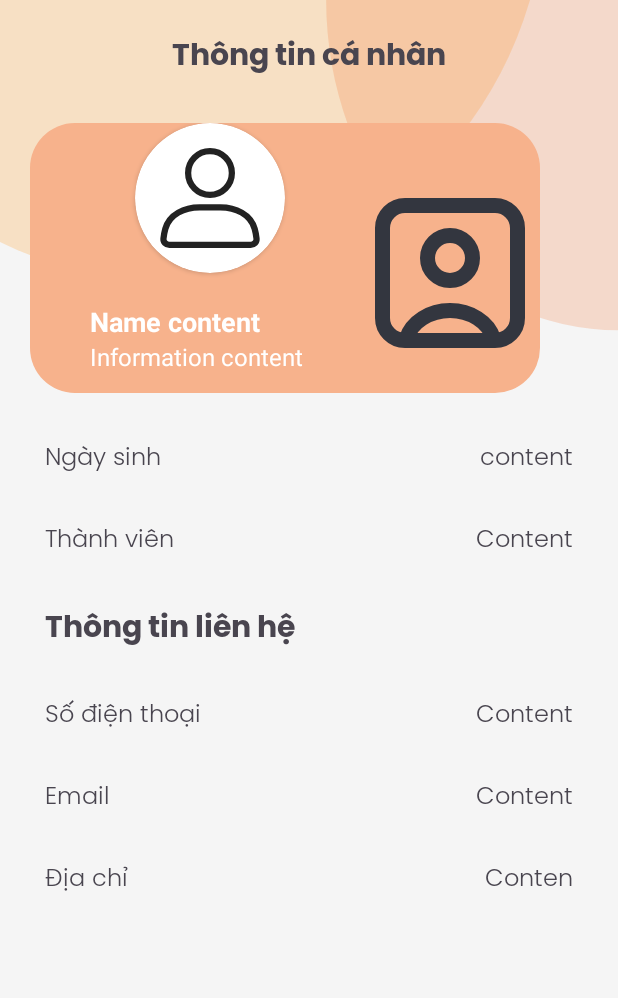
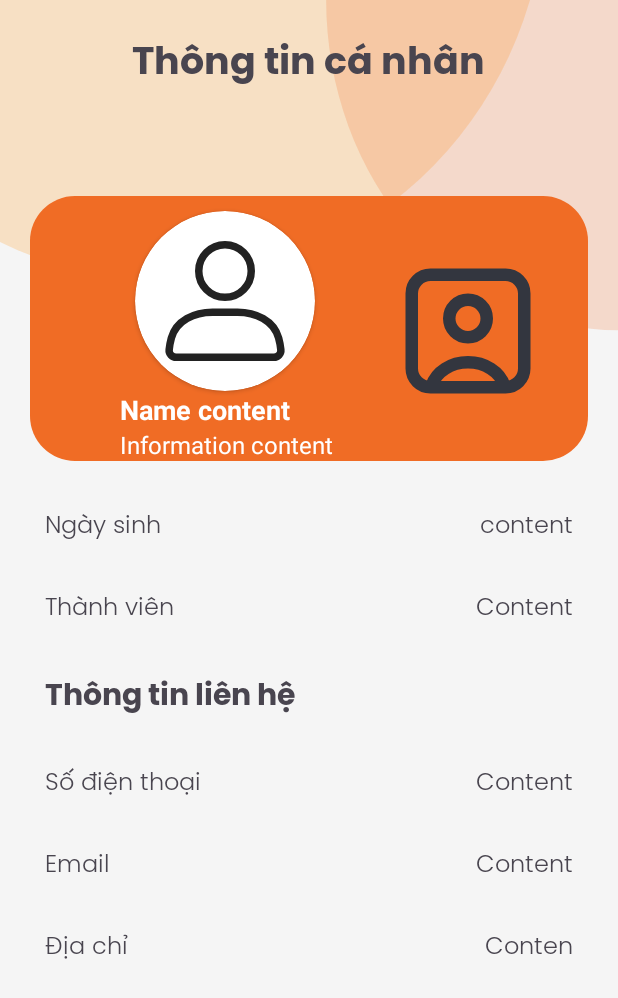
Before and after one commit to Dinh-Linh/FrontEnd_HikariCP_HIT_PRODUCT_2024, an Android app: the layout fragment_information.xml on its own in the app's theme, with its tools: preview values and no code run, on a phone screen of 412 x 824 dp. Shown: the top 998 px of the screen. Run offline under Robolectric (Android 15) with nearby library versions, the phone set to English and light mode, and no system bars.

Commit message:
Fix User Information, update fake avatar, qr

```diff
--- a/app/src/main/java/com/example/hit_product/data/Information.kt
+++ b/app/src/main/java/com/example/hit_product/data/Information.kt
@@ -5,7 +5,7 @@ data class Information(
     val username: String,
     val fullName: String,
     val email: String,
-    val avatar: String,
+    val avatar: String?,
     val phone: String,
     val address: String,
     val className: String,
@@ -13,7 +13,7 @@ data class Information(
     val gen: String,
     val numberCourse: Int,
     val status: String,
-    val qr: String,
+    val qr: String?,
     val role: Role
 )
 
--- a/app/src/main/res/drawable/profile_bg.xml
+++ b/app/src/main/res/drawable/profile_bg.xml
@@ -2,6 +2,6 @@
 <shape xmlns:android="http://schemas.android.com/apk/res/android"
     android:shape="rectangle">
     <corners android:radius="30dp"/>
-    <solid android:color="@color/light_orange"/>
+    <solid android:color="@color/orange"/>
 
 </shape>
--- a/app/src/main/res/layout/class_information.xml
+++ b/app/src/main/res/layout/class_information.xml
@@ -6,7 +6,7 @@
     xmlns:app="http://schemas.android.com/apk/res-auto">
 
     <FrameLayout
-        android:layout_width="wrap_content"
+        android:layout_width="match_parent"
         android:layout_height="wrap_content"
         android:layout_marginLeft="20dp"
         android:layout_marginRight="20dp"
@@ -16,19 +16,21 @@
         <FrameLayout
             android:layout_width="match_parent"
             android:layout_height="wrap_content"
-            android:orientation="horizontal">
+            android:orientation="horizontal"
+            android:layout_marginLeft="30dp">
 
             <FrameLayout
                 android:layout_width="match_parent"
                 android:layout_height="wrap_content"
-                android:layout_marginLeft="40dp"
+                android:layout_marginLeft="30dp"
                 android:orientation="vertical">
 
                 <androidx.cardview.widget.CardView
-                    android:layout_width="100dp"
-                    android:layout_height="100dp"
-                    android:layout_marginLeft="30dp"
-                    app:cardCornerRadius="50dp">
+                    android:layout_width="120dp"
+                    android:layout_height="120dp"
+                    android:layout_marginLeft="10dp"
+                    android:layout_marginTop="10dp"
+                    app:cardCornerRadius="60dp">
 
                     <ImageView
                         android:id="@+id/avatar"
@@ -42,7 +44,7 @@
                 <LinearLayout
                     android:layout_width="wrap_content"
                     android:layout_height="wrap_content"
-                    android:layout_marginTop="120dp"
+                    android:layout_marginTop="130dp"
                     android:orientation="vertical">
 
                     <TextView
@@ -69,11 +71,11 @@
 
             <ImageView
                 android:id="@+id/qr"
-                android:layout_width="120dp"
-                android:layout_height="120dp"
-                android:layout_marginLeft="220dp"
+                android:layout_width="100dp"
+                android:layout_height="100dp"
                 android:layout_marginTop="40dp"
-                android:layout_marginBottom="20dp"
+                android:layout_marginRight="30dp"
+                android:layout_gravity="right"
                 android:src="@drawable/user_box" />
 
         </FrameLayout>
--- a/app/src/main/res/layout/fragment_information.xml
+++ b/app/src/main/res/layout/fragment_information.xml
@@ -15,16 +15,17 @@
             android:layout_height="wrap_content"
             android:fontFamily="@font/poppins_bold"
             android:text="Thông tin cá nhân"
-            android:textSize="20sp"
+            android:textSize="25sp"
             android:layout_gravity="center"
             android:layout_marginTop="20dp"
-            android:textStyle="bold" />
+            android:textStyle="bold"
+            android:layout_marginBottom="40dp"/>
 
     <androidx.recyclerview.widget.RecyclerView
         android:id="@+id/rclUserInformation"
         android:layout_width="match_parent"
         android:layout_height="wrap_content"
         tools:itemCount="1"
-        tools:listitem="@layout/class_information" />
+        tools:listitem="@layout/class_information"/>
 
 </LinearLayout>
```
Also changed, not shown: app/src/main/java/com/example/hit_product/ui/adapter/ClassInformationAdapter.kt (+17 -0 lines).
